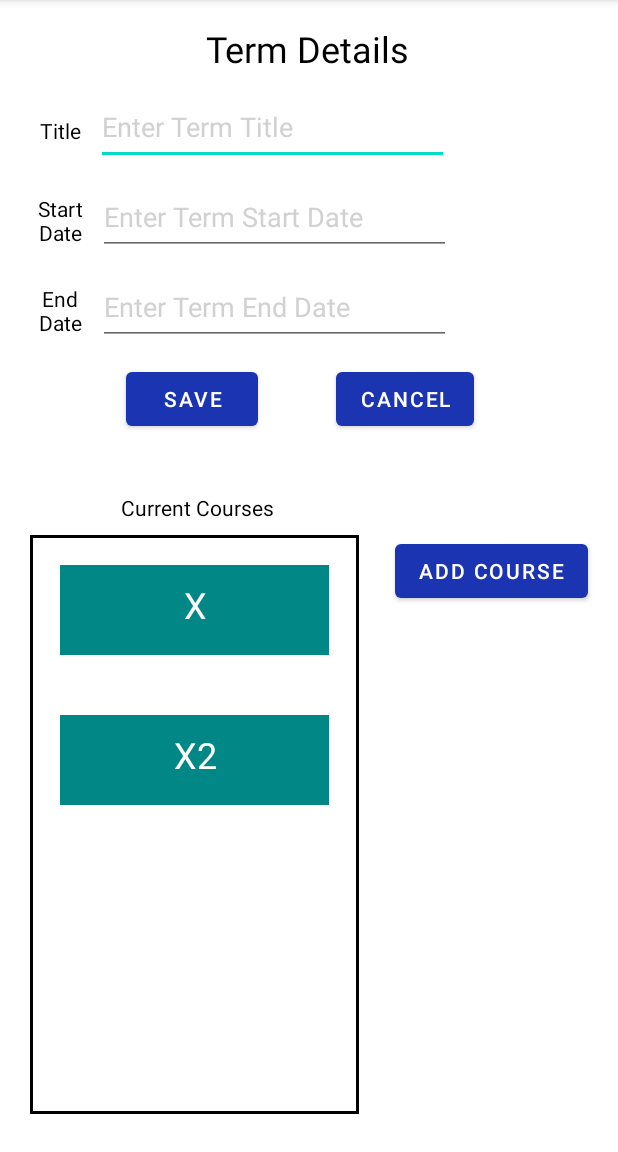
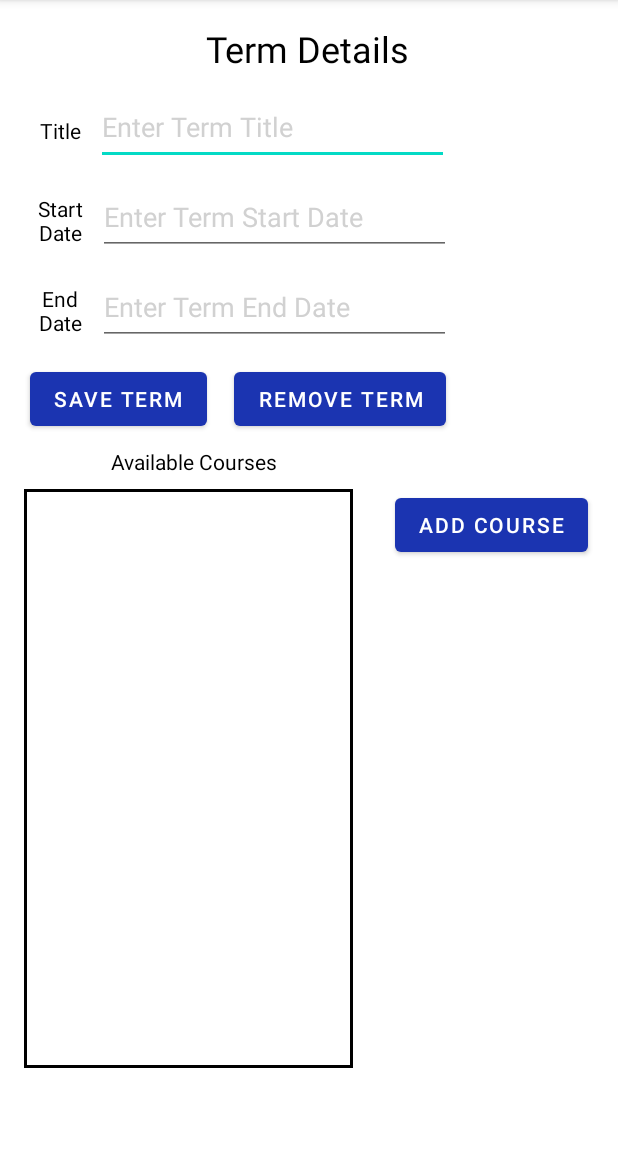
Before and after one commit to JohnHumphrey2099/C196, an Android app: the TermScreen screen opened directly, with no data from a screen before it, after a tap on "Add", on a phone screen of 412 x 824 dp, the part 84-1236 px from its top. Run offline under Robolectric (Android 15) with nearby library versions, the phone set to English and light mode, and no system bars; our stand-ins replace Room's generated code.

Commit message:
Worked on 'available' vs 'assigned' courses on the TermScreen.

```diff
--- a/app/src/main/java/com/humphrey/c196/UI/CourseAdapter.java
+++ b/app/src/main/java/com/humphrey/c196/UI/CourseAdapter.java
@@ -57,12 +57,7 @@ public class CourseAdapter extends RecyclerView.Adapter<CourseAdapter.CourseView
 
     @Override
     public void onBindViewHolder(@NonNull CourseViewHolder holder, int position) {
-        if(courseList != null){
             holder.courseViewTitle.setText(courseList.get(position).getTitle());
-        }
-        else{
-            holder.courseViewTitle.setText("No Courses Added");
-        }
     }
 
     @Override
--- a/app/src/main/java/com/humphrey/c196/UI/TermDetail.java
+++ b/app/src/main/java/com/humphrey/c196/UI/TermDetail.java
@@ -9,6 +9,7 @@ import android.os.Bundle;
 import android.view.View;
 import android.widget.Button;
 import android.widget.EditText;
+import android.widget.TextView;
 import android.widget.Toast;
 
 import com.humphrey.c196.Database.Repository;
@@ -54,9 +55,15 @@ public class TermDetail extends AppCompatActivity {
         if (endDate != 0){
             editEndDate.setText(Integer.toString(endDate));
         }
-
-        for (Course c : repository.getAllCourses()){
+        for (Course c : repository.getAllCourses()) {
             if (c.getTermID() == id) associatedCourses.add(c);
+        }
+        TextView label = findViewById(R.id.labelCurrentCourses);
+        if (id == 0){
+            label.setText("Available Courses");
+        }
+        else{
+            label.setText("Assigned Courses");
         }
 
         RecyclerView recyclerView = findViewById(R.id.coursesInsideTermDetails);
@@ -65,7 +72,6 @@ public class TermDetail extends AppCompatActivity {
         recyclerView.setLayoutManager(new LinearLayoutManager(this));
 
         courseAdapter.setCourseList(associatedCourses);
-
 
 
         Button saveButton = findViewById(R.id.termDetailSaveButton);
--- a/app/src/main/java/com/humphrey/c196/UI/TermScreen.java
+++ b/app/src/main/java/com/humphrey/c196/UI/TermScreen.java
@@ -7,6 +7,7 @@ import androidx.recyclerview.widget.RecyclerView;
 import android.content.Intent;
 import android.os.Bundle;
 import android.view.View;
+import android.widget.TextView;
 
 import com.humphrey.c196.Database.Repository;
 import com.humphrey.c196.Entity.Term;
@@ -17,6 +18,7 @@ import java.util.List;
 
 public class TermScreen extends AppCompatActivity {
     private Repository repository;
+
     @Override
     protected void onCreate(Bundle savedInstanceState) {
         super.onCreate(savedInstanceState);
@@ -27,12 +29,41 @@ public class TermScreen extends AppCompatActivity {
         recyclerView.setLayoutManager(new LinearLayoutManager(this));
         repository = new Repository(getApplication());
         List<Term> allTerms = repository.getALlTerms();
-        termAdapter.setTermList(allTerms);
+        if (allTerms.size() != 0){
+            TextView label = findViewById(R.id.termsScreenEmptyLabel);
+            termAdapter.setTermList(allTerms);
+            label.setVisibility(View.GONE);
+        }
+        else{
+            TextView label = findViewById(R.id.termsScreenEmptyLabel);
+            label.setVisibility(View.VISIBLE);
+        }
+
     }
 
     public void goToTermDetailScreen(View view) {
         Intent intent = new Intent(TermScreen.this, TermDetail.class);
         startActivity(intent);
+    }
 
+    @Override
+    protected void onResume(){
+        super.onResume();
+        setContentView(R.layout.activity_term_screen);
+        RecyclerView recyclerView = findViewById(R.id.termsRecyclerView);
+        final TermAdapter termAdapter = new TermAdapter(this);
+        recyclerView.setAdapter(termAdapter);
+        recyclerView.setLayoutManager(new LinearLayoutManager(this));
+        repository = new Repository(getApplication());
+        List<Term> allTerms = repository.getALlTerms();
+        if (allTerms.size() != 0){
+            TextView label = findViewById(R.id.termsScreenEmptyLabel);
+            termAdapter.setTermList(allTerms);
+            label.setVisibility(View.GONE);
+        }
+        else{
+            TextView label = findViewById(R.id.termsScreenEmptyLabel);
+            label.setVisibility(View.VISIBLE);
+        }
     }
 }
--- a/app/src/main/res/layout/activity_term_detail.xml
+++ b/app/src/main/res/layout/activity_term_detail.xml
@@ -71,7 +71,7 @@
         android:layout_height="36dp"
         android:layout_marginStart="24dp"
         android:gravity="center"
-        android:text="Current Courses"
+        android:text="Assigned Courses"
         android:textColor="@color/black"
         app:layout_constraintBottom_toTopOf="@+id/coursesInsideTermDetails"
         app:layout_constraintEnd_toEndOf="@+id/coursesInsideTermDetails"
@@ -107,10 +107,9 @@
         android:id="@+id/termDetailSaveButton"
         android:layout_width="wrap_content"
         android:layout_height="wrap_content"
-        android:layout_marginStart="84dp"
         android:layout_marginTop="12dp"
-        android:text="SAVE"
-        app:layout_constraintStart_toStartOf="parent"
+        android:text="SAVE TERM"
+        app:layout_constraintStart_toStartOf="@+id/labelTermEnd"
         app:layout_constraintTop_toBottomOf="@+id/editTextTermEnd" />
 
     <Button
@@ -129,18 +128,18 @@
         android:layout_marginTop="12dp"
         android:layout_marginEnd="96dp"
         android:onClick="goToTermScreen"
-        android:text="CANCEL"
+        android:text="REMOVE TERM"
         app:layout_constraintEnd_toEndOf="parent"
+        app:layout_constraintStart_toStartOf="@+id/textViewTermHeader"
         app:layout_constraintTop_toBottomOf="@+id/editTextTermEnd" />
 
     <androidx.recyclerview.widget.RecyclerView
         android:id="@+id/coursesInsideTermDetails"
         android:layout_width="219dp"
         android:layout_height="386dp"
-        android:layout_marginStart="20dp"
+        android:layout_marginStart="16dp"
+        android:layout_marginTop="36dp"
         android:background="@drawable/my_border_drawable"
-        app:layout_constraintBottom_toBottomOf="parent"
         app:layout_constraintStart_toStartOf="parent"
-        app:layout_constraintTop_toBottomOf="@+id/termDetailSaveButton"
-        app:layout_constraintVertical_bias="0.727" />
+        app:layout_constraintTop_toBottomOf="@+id/termDetailSaveButton" />
 </androidx.constraintlayout.widget.ConstraintLayout>
```
Also changed, not shown: app/src/main/java/com/humphrey/c196/UI/MainActivity.java (+8 -4 lines), app/src/main/java/com/humphrey/c196/UI/TermAdapter.java (+3 -10 lines), app/src/main/res/layout/activity_term_screen.xml (+14 -1 lines).
